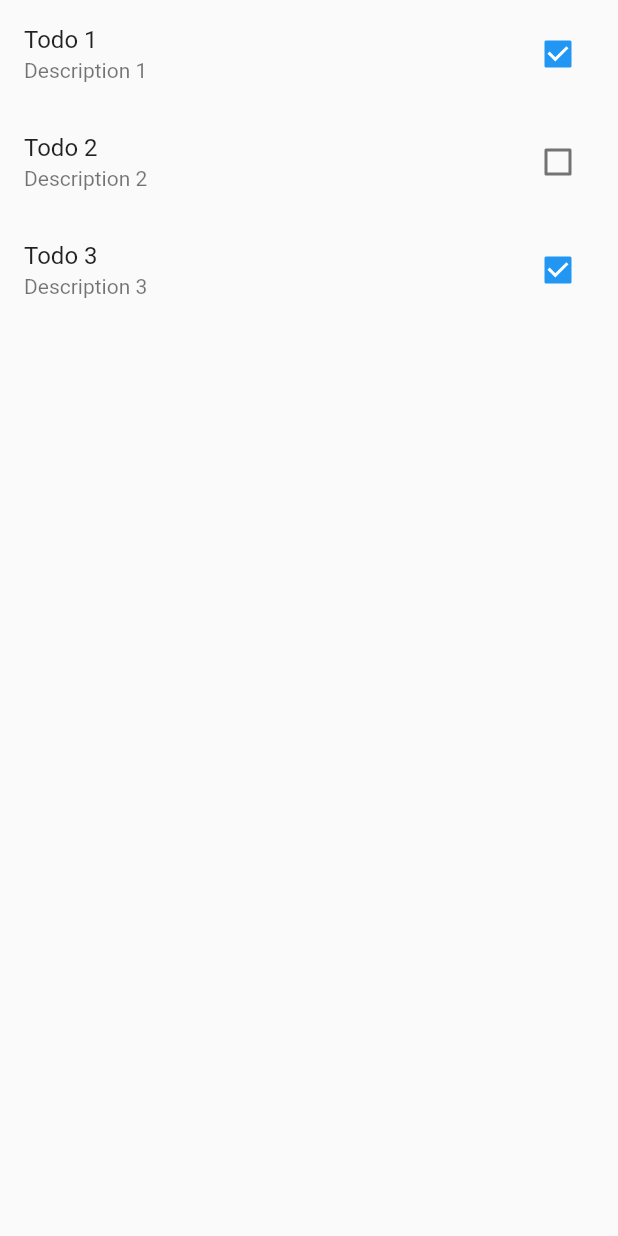
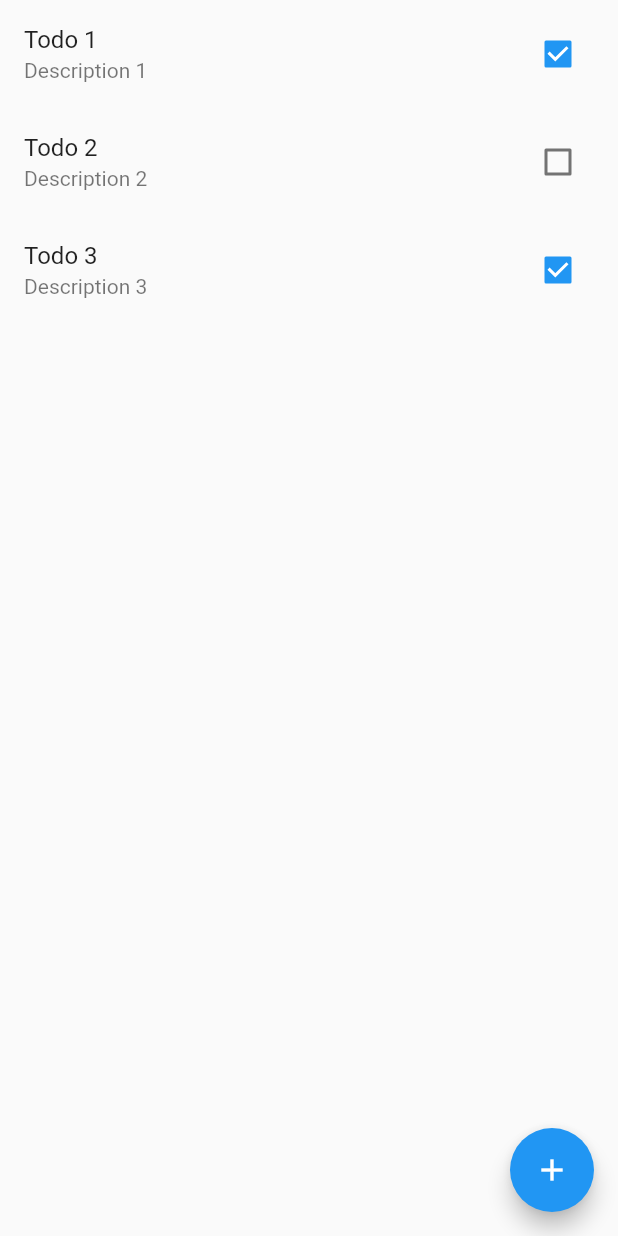
Before and after one commit to GayratShirnboyev/todo_beginner-1, a Flutter app: the screen it shows after launch, on a phone screen of 412 x 824 dp. Run offline on Flutter 3.47's test engine with Material 2 defaults, Android fonts, the phone set to English and light mode, and no system bars.

Commit message:
add floating button

```diff
--- a/lib/screen/todoList.dart
+++ b/lib/screen/todoList.dart
@@ -24,6 +24,16 @@ class _TodoListState extends State<TodoList> {
       body: ListView.builder(
           itemCount: widget.todoList.length,
           itemBuilder: (context, index) {
+            return TodoTile(index);
+          }),
+      floatingActionButton: FloatingActionButton(
+        onPressed: () {},
+        child: Icon(Icons.add),
+      ),
+    );
+  }
+
+  ListTile TodoTile(int index) {
     return ListTile(
       title: Text(widget.todoList[index].title),
       subtitle: Text(widget.todoList[index].description),
@@ -36,7 +46,5 @@ class _TodoListState extends State<TodoList> {
         },
       ),
     );
-          }),
-    );
   }
 }
```
Lines whose indentation alone changed are shown as unchanged.
